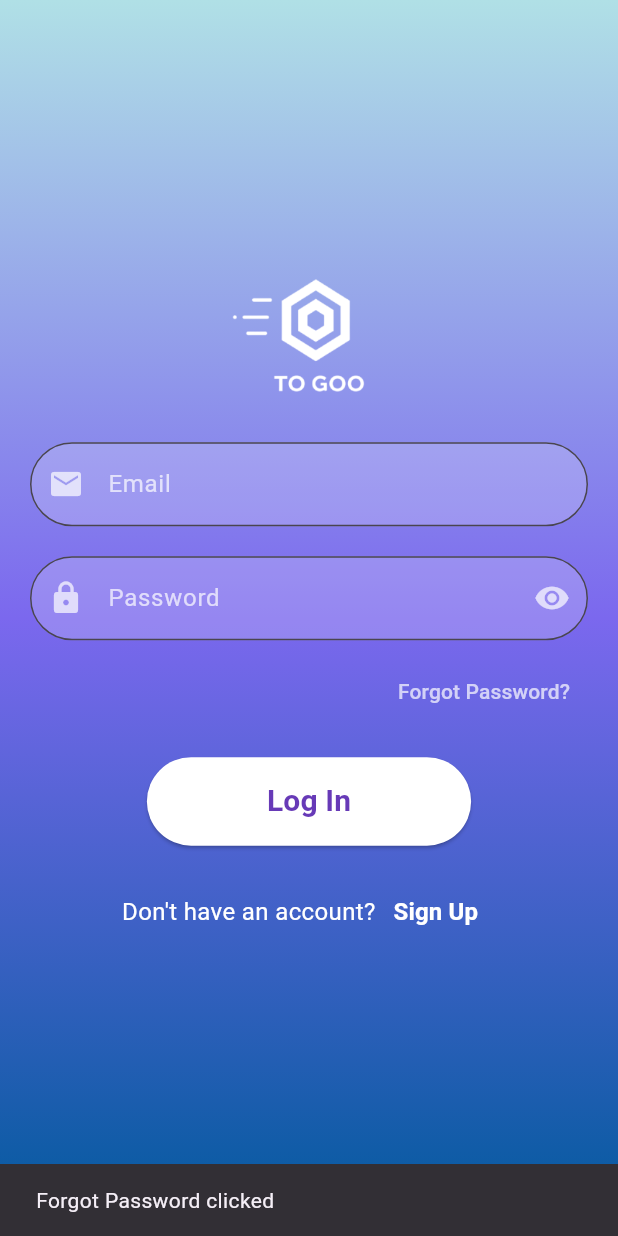
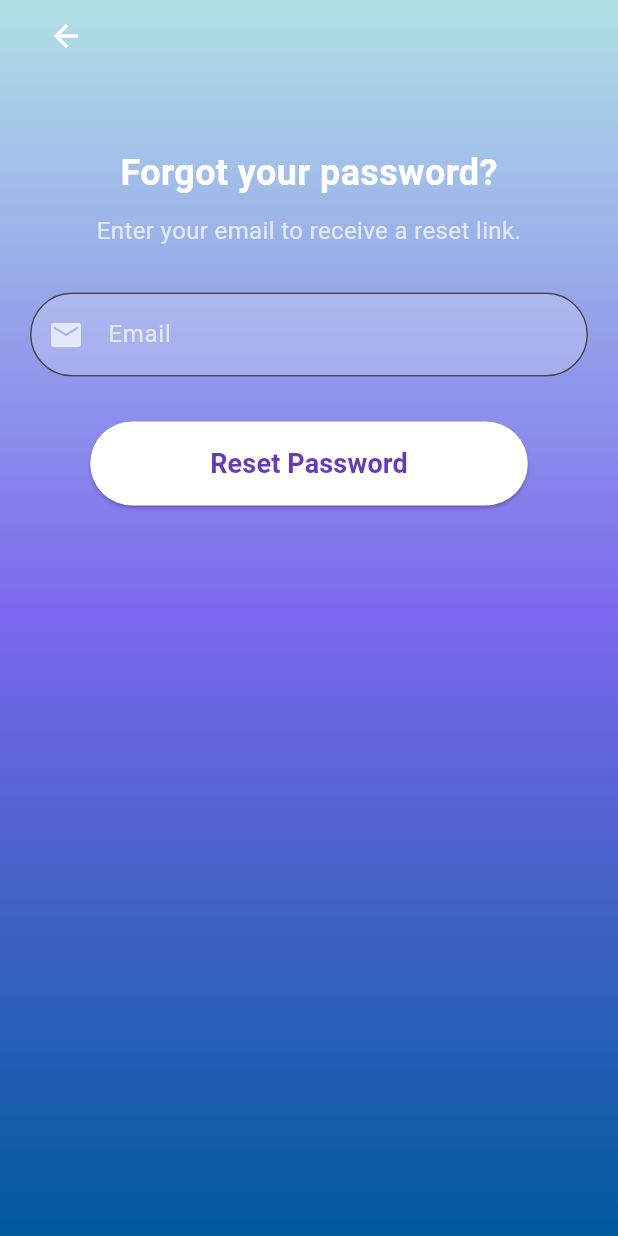
Before and after one commit to harold062/myproject, a Flutter app: the screen it shows after launch, after a tap on "Forgot Password?", on a phone screen of 412 x 824 dp. Run offline on Flutter 3.47's test engine with Material 3 defaults, Android fonts, the phone set to English and light mode, and no system bars; our stand-ins replace firebase_auth, firebase_core, font_awesome_flutter, google_sign_in; accounts and stored records are empty.

Commit message:
added features

```diff
--- a/lib/reusable_widgets/reusable_widgets.dart
+++ b/lib/reusable_widgets/reusable_widgets.dart
@@ -8,6 +8,10 @@ Image logoWidget(String imageName) {
     width: 240,
     color: Colors.white,
   );
+}
+
+Image googleWidget(String imageName) {
+  return Image.asset(imageName, fit: BoxFit.fitWidth, height: 50, width: 50);
 }
 
 Container signInSignUpButton(
--- /dev/null
+++ b/lib/screens/forgot.dart
@@ -0,0 +1,124 @@
+import 'package:flutter/material.dart';
+
+class ForgotPasswordPage extends StatefulWidget {
+  const ForgotPasswordPage({super.key});
+
+  @override
+  State<ForgotPasswordPage> createState() => _ForgotPasswordPageState();
+}
+
+class _ForgotPasswordPageState extends State<ForgotPasswordPage> {
+  final TextEditingController _emailController = TextEditingController();
+
+  void _resetPassword() {
+    String email = _emailController.text.trim();
+    if (email.isNotEmpty) {
+      // Simulate password reset
+      ScaffoldMessenger.of(
+        context,
+      ).showSnackBar(const SnackBar(content: Text("Password reset link sent")));
+      Navigator.pop(context);
+    } else {
+      ScaffoldMessenger.of(context).showSnackBar(
+        const SnackBar(content: Text("Please enter a valid email")),
+      );
+    }
+  }
+
+  Color hexStringToColor(String hexColor) {
+    hexColor = hexColor.replaceAll("#", "");
+    if (hexColor.length == 6) {
+      hexColor = "FF$hexColor";
+    }
+    return Color(int.parse("0x$hexColor"));
+  }
+
+  @override
+  Widget build(BuildContext context) {
+    return Scaffold(
+      body: Container(
+        width: double.infinity,
+        height: double.infinity,
+        decoration: BoxDecoration(
+          gradient: LinearGradient(
+            colors: [
+              hexStringToColor("B0E0E6"),
+              hexStringToColor("7B68EE"),
+              hexStringToColor("005A9C"),
+            ],
+            begin: Alignment.topCenter,
+            end: Alignment.bottomCenter,
+          ),
+        ),
+        child: SafeArea(
+          child: Padding(
+            padding: const EdgeInsets.symmetric(horizontal: 20.0),
+            child: Column(
+              children: [
+                Align(
+                  alignment: Alignment.centerLeft,
+                  child: IconButton(
+                    icon: const Icon(Icons.arrow_back, color: Colors.white),
+                    onPressed: () {
+                      Navigator.pop(context);
+                    },
+                  ),
+                ),
+                const SizedBox(height: 50),
+                const Text(
+                  "Forgot your password?",
+                  style: TextStyle(
+                    fontSize: 24,
+                    color: Colors.white,
+                    fontWeight: FontWeight.bold,
+                  ),
+                ),
+                const SizedBox(height: 10),
+                const Text(
+                  "Enter your email to receive a reset link.",
+                  style: TextStyle(fontSize: 16, color: Colors.white70),
+                  textAlign: TextAlign.center,
+                ),
+                const SizedBox(height: 30),
+                TextField(
+                  controller: _emailController,
+                  keyboardType: TextInputType.emailAddress,
+                  style: const TextStyle(color: Colors.white),
+                  decoration: InputDecoration(
+                    labelText: 'Email',
+                    labelStyle: const TextStyle(color: Colors.white70),
+                    prefixIcon: const Icon(Icons.email, color: Colors.white70),
+                    filled: true,
+                    fillColor: Colors.white.withOpacity(0.2),
+                    border: OutlineInputBorder(
+                      borderRadius: BorderRadius.circular(30),
+                    ),
+                  ),
+                ),
+                const SizedBox(height: 30),
+                ElevatedButton(
+                  onPressed: _resetPassword,
+                  style: ElevatedButton.styleFrom(
+                    backgroundColor: Colors.white,
+                    foregroundColor: Colors.deepPurple,
+                    padding: const EdgeInsets.symmetric(
+                      horizontal: 80,
+                      vertical: 15,
+                    ),
+                    shape: RoundedRectangleBorder(
+                      borderRadius: BorderRadius.circular(30.0),
+                    ),
+                  ),
+                  child: const Text(
+                    "Reset Password",
+                    style: TextStyle(fontWeight: FontWeight.bold, fontSize: 18),
+                  ),
+                ),
+              ],
+            ),
+          ),
+        ),
+      ),
+    );
+  }
+}
--- a/lib/screens/login.dart
+++ b/lib/screens/login.dart
@@ -1,7 +1,8 @@
 import 'package:flutter/material.dart';
+import 'package:firebase_auth/firebase_auth.dart';
 import 'package:myproject/colors.dart';
-import 'package:myproject/main.dart';
 import 'package:myproject/reusable_widgets/reusable_widgets.dart';
+import 'package:myproject/screens/forgot.dart';
 import 'package:myproject/screens/home.dart';
 import 'package:myproject/screens/signup.dart';
 
@@ -16,20 +17,48 @@ class _LogInPageState extends State<LogInPage> {
   final TextEditingController _emailController = TextEditingController();
   final TextEditingController _passwordController = TextEditingController();
   bool _obscurePassword = true;
+  bool _isLoading = false;
 
-  void _handleLogInPage() {
+  void _handleLogInPage() async {
     String email = _emailController.text.trim();
     String password = _passwordController.text;
 
-    if (email.isNotEmpty && password.isNotEmpty) {
-      Navigator.push(
-        context,
-        MaterialPageRoute(builder: (context) => const MyHomePage()),
-      );
-    } else {
+    if (email.isEmpty || password.isEmpty) {
       ScaffoldMessenger.of(context).showSnackBar(
         const SnackBar(content: Text("Please enter both email and password")),
       );
+      return;
+    }
+
+    setState(() => _isLoading = true);
+
+    try {
+      UserCredential userCredential = await FirebaseAuth.instance
+          .signInWithEmailAndPassword(email: email, password: password);
+
+      User? user = userCredential.user;
+
+      if (user != null) {
+        String name = user.displayName ?? "User";
+
+        Navigator.pushReplacement(
+          context,
+          MaterialPageRoute(builder: (context) => MyHomePage(userName: name)),
+        );
+      }
+    } on FirebaseAuthException catch (e) {
+      String message = "Login failed";
+      if (e.code == 'user-not-found') {
+        message = "No user found for that email.";
+      } else if (e.code == 'wrong-password') {
+        message = "Wrong password provided.";
+      }
+
+      ScaffoldMessenger.of(
+        context,
+      ).showSnackBar(SnackBar(content: Text(message)));
+    } finally {
+      setState(() => _isLoading = false);
     }
   }
 
@@ -112,10 +141,10 @@ class _LogInPageState extends State<LogInPage> {
                   alignment: Alignment.centerRight,
                   child: TextButton(
                     onPressed: () {
-                      // TODO: Add forgot password functionality
-                      ScaffoldMessenger.of(context).showSnackBar(
-                        const SnackBar(
-                          content: Text("Forgot Password clicked"),
+                      Navigator.push(
+                        context,
+                        MaterialPageRoute(
+                          builder: (context) => const ForgotPasswordPage(),
                         ),
                       );
                     },
@@ -131,7 +160,7 @@ class _LogInPageState extends State<LogInPage> {
                 ),
                 const SizedBox(height: 20),
                 ElevatedButton(
-                  onPressed: _handleLogInPage,
+                  onPressed: _isLoading ? null : _handleLogInPage,
                   style: ElevatedButton.styleFrom(
                     backgroundColor: Colors.white,
                     foregroundColor: Colors.deepPurple,
@@ -143,10 +172,16 @@ class _LogInPageState extends State<LogInPage> {
                       borderRadius: BorderRadius.circular(30.0),
                     ),
                   ),
-                  child: const Text(
-                    "Log In",
-                    style: TextStyle(fontWeight: FontWeight.bold, fontSize: 20),
-                  ),
+                  child:
+                      _isLoading
+                          ? const CircularProgressIndicator()
+                          : const Text(
+                            "Log In",
+                            style: TextStyle(
+                              fontWeight: FontWeight.bold,
+                              fontSize: 20,
+                            ),
+                          ),
                 ),
                 const SizedBox(height: 20),
                 Row(
--- a/pubspec.yaml
+++ b/pubspec.yaml
@@ -36,6 +36,8 @@ dependencies:
   cupertino_icons: ^1.0.8
   firebase_core: ^3.13.0
   firebase_auth: ^5.5.2
+  google_sign_in: ^6.3.0
+  font_awesome_flutter: ^10.8.0
 
 dev_dependencies:
   flutter_test:
```
Also changed, not shown: lib/screens/home.dart (+67 -33 lines), lib/screens/signup.dart (+69 -0 lines), assets/images/search.png (added), pubspec.lock, 1 other file.
